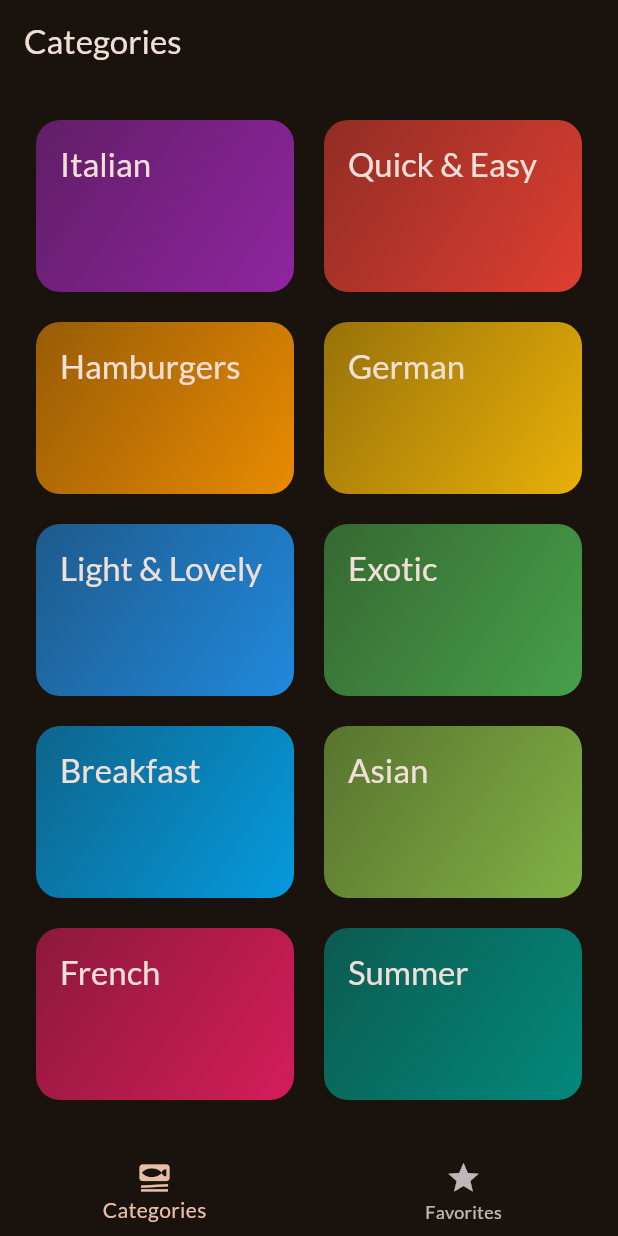
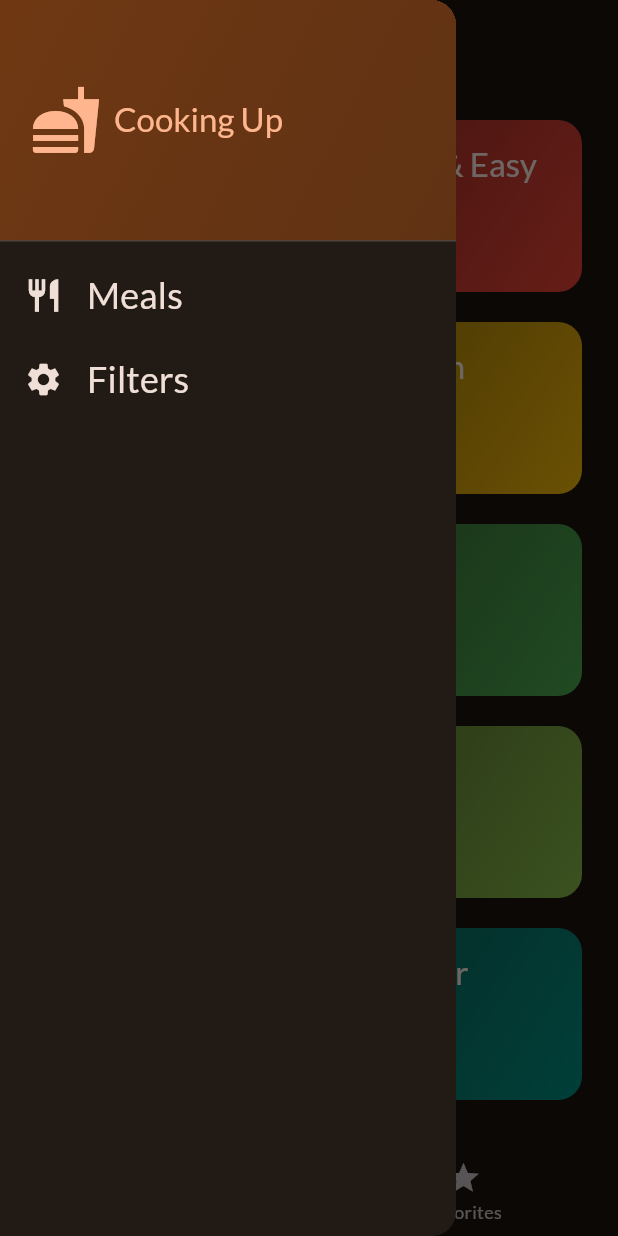
Before and after one commit to liba6/flutter_meals, a Flutter app: the screen it shows after launch, with the side drawer open (before the commit the screen has no drawer), on a phone screen of 412 x 824 dp. Run offline on Flutter 3.47's test engine with Material 2 defaults, Android fonts, the phone set to English and light mode, and no system bars; our stand-ins replace flutter_riverpod, google_fonts, transparent_image.

```diff
--- a/lib/data/dummy_data.dart
+++ b/lib/data/dummy_data.dart
@@ -87,7 +87,7 @@ const dummyMeals = [
       'Feel free to add some cheese on top of the finished dish.'
     ],
     isGlutenFree: false,
-    isVegan: true,
+    isKosher: true,
     isVegetarian: true,
     isLactoseFree: true,
   ),
@@ -115,7 +115,7 @@ const dummyMeals = [
       'Bake the toast for round about 10 minutes in the oven at 200°C'
     ],
     isGlutenFree: false,
-    isVegan: false,
+    isKosher: false,
     isVegetarian: false,
     isLactoseFree: false,
   ),
@@ -147,7 +147,7 @@ const dummyMeals = [
       'Serve burger with tomato, cucumber and onion'
     ],
     isGlutenFree: false,
-    isVegan: false,
+    isKosher: false,
     isVegetarian: false,
     isLactoseFree: true,
   ),
@@ -182,7 +182,7 @@ const dummyMeals = [
       'Place the schnitzels on awarmed plate and serve garnishedwith parsley and slices of lemon.'
     ],
     isGlutenFree: false,
-    isVegan: false,
+    isKosher: false,
     isVegetarian: false,
     isLactoseFree: false,
   ),
@@ -218,7 +218,7 @@ const dummyMeals = [
       'Add salmon cubes and dressing'
     ],
     isGlutenFree: true,
-    isVegan: false,
+    isKosher: false,
     isVegetarian: true,
     isLactoseFree: true,
   ),
@@ -254,7 +254,7 @@ const dummyMeals = [
       'Serve with orange peel',
     ],
     isGlutenFree: true,
-    isVegan: false,
+    isKosher: false,
     isVegetarian: true,
     isLactoseFree: false,
   ),
@@ -285,7 +285,7 @@ const dummyMeals = [
       'Pour or scoop the batter onto the griddle, using approximately 1/4 cup for each pancake. Brown on both sides and serve hot.'
     ],
     isGlutenFree: true,
-    isVegan: false,
+    isKosher: false,
     isVegetarian: true,
     isLactoseFree: false,
   ),
@@ -318,7 +318,7 @@ const dummyMeals = [
       'Serve with rice'
     ],
     isGlutenFree: true,
-    isVegan: false,
+    isKosher: false,
     isVegetarian: false,
     isLactoseFree: true,
   ),
@@ -367,7 +367,7 @@ const dummyMeals = [
       'Bake in preheated oven until scuffles are puffed and have risen above the top of the rims, 12 to 15 minutes.',
     ],
     isGlutenFree: true,
-    isVegan: false,
+    isKosher: false,
     isVegetarian: true,
     isLactoseFree: false,
   ),
@@ -401,7 +401,7 @@ const dummyMeals = [
       'Serve with Baguette'
     ],
     isGlutenFree: true,
-    isVegan: true,
+    isKosher: true,
     isVegetarian: true,
     isLactoseFree: true,
   ),
--- a/lib/models/meal.dart
+++ b/lib/models/meal.dart
@@ -23,7 +23,7 @@ class Meal {
     required this.affordability,
     required this.isGlutenFree,
     required this.isLactoseFree,
-    required this.isVegan,
+    required this.isKosher,
     required this.isVegetarian,
   });
 
@@ -38,6 +38,6 @@ class Meal {
   final Affordability affordability;
   final bool isGlutenFree;
   final bool isLactoseFree;
-  final bool isVegan;
+  final bool isKosher;
   final bool isVegetarian;
 }
--- /dev/null
+++ b/lib/providers/filters_provider.dart
@@ -0,0 +1,30 @@
+import 'package:flutter_riverpod/flutter_riverpod.dart';
+
+enum Filter {
+  glutenFree,
+  lactoseFree,
+  vegetarian,
+  kosher,
+}
+
+class FiltersNotifier extends StateNotifier<Map<Filter, bool>> {
+  FiltersNotifier()
+      : super({
+          Filter.glutenFree: false,
+          Filter.lactoseFree: false,
+          Filter.vegetarian: false,
+          Filter.kosher: false
+        });
+
+  void setFilter(Filter filter, bool isActive) {
+    state = {
+      ...state,
+      filter: isActive,
+    };
+  }
+}
+
+final filtersProvider =
+    StateNotifierProvider<FiltersNotifier, Map<Filter, bool>>(
+  (ref) => FiltersNotifier(),
+);
--- /dev/null
+++ b/lib/providers/meals_provider.dart
@@ -0,0 +1,6 @@
+import 'package:flutter_meals/data/dummy_data.dart';
+import 'package:flutter_riverpod/flutter_riverpod.dart';
+
+final mealsProvider = Provider((ref) {
+  return dummyMeals;
+});
--- a/lib/screens/categories.dart
+++ b/lib/screens/categories.dart
@@ -6,12 +6,12 @@ import 'package:flutter_meals/widgets/category_grid_item.dart';
 import 'package:flutter_meals/models/category.dart';
 
 class CategoriesScreen extends StatelessWidget {
-  const CategoriesScreen({super.key, required this.onToggleFavorite});
+  const CategoriesScreen({super.key, required this.availableMeals});
 
-  final void Function(Meal meal) onToggleFavorite;
+  final List<Meal> availableMeals;
 
   void _selectCategory(BuildContext context, Category category) {
-    final filteredMeals = dummyMeals
+    final filteredMeals = availableMeals
         .where(
           (meal) => meal.categories.contains(category.id),
         )
@@ -22,7 +22,6 @@ class CategoriesScreen extends StatelessWidget {
         builder: (ctx) => MealsScreen(
           title: category.title,
           meals: filteredMeals,
-          onToggleFavorite: onToggleFavorite,
         ),
       ),
     );
--- a/lib/screens/tabs.dart
+++ b/lib/screens/tabs.dart
@@ -1,29 +1,32 @@
 import 'package:flutter/material.dart';
-import 'package:flutter_meals/models/meal.dart';
 import 'package:flutter_meals/screens/categories.dart';
+import 'package:flutter_meals/screens/filters.dart';
 import 'package:flutter_meals/screens/meals.dart';
+import 'package:flutter_meals/widgets/main_drawer.dart';
+import 'package:flutter_meals/providers/meals_provider.dart';
+import 'package:flutter_riverpod/flutter_riverpod.dart';
+import 'package:flutter_meals/providers/favorites_provider.dart';
+import 'package:flutter_meals/providers/filters_provider.dart';
 
-class TabsScreen extends StatefulWidget {
+const kInitialFilters = {
+  Filter.glutenFree: false,
+  Filter.lactoseFree: false,
+  Filter.vegetarian: false,
+  Filter.kosher: false
+};
+
+class TabsScreen extends ConsumerStatefulWidget {
   const TabsScreen({super.key});
   @override
-  State<TabsScreen> createState() {
+  ConsumerState<TabsScreen> createState() {
     return _TabsScreenState();
   }
 }
 
-class _TabsScreenState extends State<TabsScreen> {
+class _TabsScreenState extends ConsumerState<TabsScreen> {
   int _selectedPageIndex = 0;
-  final List<Meal> _favoriteMeals = [];
 
-  void _toggleMealFavoriteStatus(Meal meal) {
-    final isExisting = _favoriteMeals.contains(meal);
-
-    if (isExisting) {
-      _favoriteMeals.remove(meal);
-    } else {
-      _favoriteMeals.add(meal);
-    }
-  }
+  Map<Filter, bool> _selectedFilters = kInitialFilters;
 
   void _selectPage(int index) {
     setState(() {
@@ -31,23 +34,59 @@ class _TabsScreenState extends State<TabsScreen> {
     });
   }
 
+  void _setScreen(String identifier) async {
+    Navigator.of(context).pop();
+
+    if (identifier == 'filters') {
+      final result = await Navigator.push<Map<Filter, bool>>(
+        context,
+        MaterialPageRoute(
+            builder: (ctx) => FiltersScreen(currentFilters: _selectedFilters)),
+      );
+      setState(() {
+        _selectedFilters = result ?? kInitialFilters;
+      });
+    }
+  }
+
   @override
   Widget build(BuildContext context) {
+    final meals = ref.watch(mealsProvider);
+    final availableMeals = meals.where((meal) {
+      if (_selectedFilters[Filter.glutenFree]! && !meal.isGlutenFree) {
+        return false;
+      }
+      if (_selectedFilters[Filter.lactoseFree]! && !meal.isLactoseFree) {
+        return false;
+      }
+      if (_selectedFilters[Filter.vegetarian]! && !meal.isVegetarian) {
+        return false;
+      }
+      if (_selectedFilters[Filter.kosher]! && !meal.isKosher) {
+        return false;
+      }
+      return true;
+    }).toList();
+
     Widget activePage = CategoriesScreen(
-      onToggleFavorite: _toggleMealFavoriteStatus,
+      availableMeals: availableMeals,
     );
     var activePageTitle = 'Categories';
 
     if (_selectedPageIndex == 1) {
+      final favoriteMeals = ref.watch(favoriteMealsProvider);
       activePage = MealsScreen(
-        meals: _,
-        onToggleFavorite: _toggleMealFavoriteStatus,
+        meals: favoriteMeals,
       );
       activePageTitle = "Favorites";
     }
+
     return Scaffold(
       appBar: AppBar(
         title: Text(activePageTitle),
+      ),
+      drawer: MainDrawer(
+        onSelectScreen: _setScreen,
       ),
       body: activePage,
       bottomNavigationBar: BottomNavigationBar(
--- /dev/null
+++ b/lib/widgets/main_drawer.dart
@@ -0,0 +1,67 @@
+import 'package:flutter/material.dart';
+
+class MainDrawer extends StatelessWidget {
+  const MainDrawer({super.key, required this.onSelectScreen});
+
+  final void Function(String identifier) onSelectScreen;
+  @override
+  Widget build(BuildContext context) {
+    return Drawer(
+        child: Column(
+      children: [
+        DrawerHeader(
+          padding: const EdgeInsets.all(
+            20,
+          ),
+          decoration: BoxDecoration(
+            gradient: LinearGradient(colors: [
+              Theme.of(context).colorScheme.primaryContainer,
+              Theme.of(context).colorScheme.primaryContainer.withOpacity(0.8),
+            ], begin: Alignment.topLeft, end: Alignment.bottomRight),
+          ),
+          child: Row(
+            children: [
+              Icon(Icons.fastfood,
+                  size: 48, color: Theme.of(context).colorScheme.primary),
+              const SizedBox(width: 8),
+              Text(
+                'Cooking Up',
+                style: Theme.of(context).textTheme.titleLarge!.copyWith(
+                      color: Theme.of(context).colorScheme.primary,
+                    ),
+              )
+            ],
+          ),
+        ),
+        ListTile(
+          leading: Icon(Icons.restaurant,
+              size: 26, color: Theme.of(context).colorScheme.onBackground),
+          title: Text(
+            'Meals',
+            style: Theme.of(context).textTheme.titleSmall!.copyWith(
+                  color: Theme.of(context).colorScheme.onBackground,
+                  fontSize: 24,
+                ),
+          ),
+          onTap: () {
+            onSelectScreen('meals');
+          },
+        ),
+        ListTile(
+          leading: Icon(Icons.settings,
+              size: 26, color: Theme.of(context).colorScheme.onBackground),
+          title: Text(
+            'Filters',
+            style: Theme.of(context).textTheme.titleSmall!.copyWith(
+                  color: Theme.of(context).colorScheme.onBackground,
+                  fontSize: 24,
+                ),
+          ),
+          onTap: () {
+            onSelectScreen('filters');
+          },
+        ),
+      ],
+    ));
+  }
+}
--- a/pubspec.yaml
+++ b/pubspec.yaml
@@ -37,6 +37,7 @@ dependencies:
   cupertino_icons: ^1.0.2
   google_fonts: ^5.1.0
   transparent_image: ^2.0.1
+  flutter_riverpod: ^2.4.0
 
 dev_dependencies:
   flutter_test:
```
Also changed, not shown: lib/main.dart (+6 -1 lines), lib/providers/favorites_provider.dart (added, +23 -0 lines), lib/screens/filters.dart (added, +127 -0 lines), lib/screens/individual_meal.dart (+14 -7 lines), lib/screens/meals.dart (+5 -7 lines), pubspec.lock.
